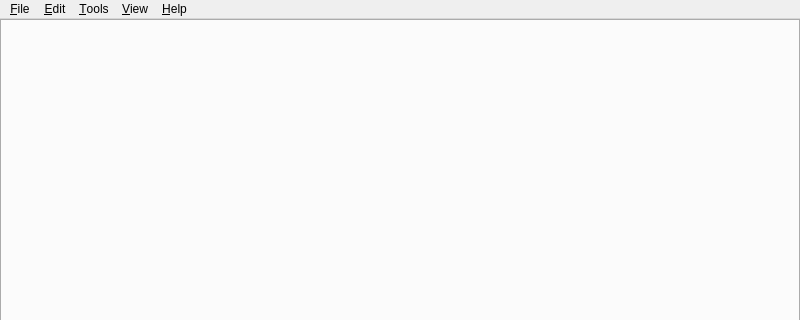
textbrowser/dooble, file 2.x/UI/dooble.ui: the form before one commit; both pictures show x 0 to 800 and y 0 to 320 of the 800 by 600 pixel window.
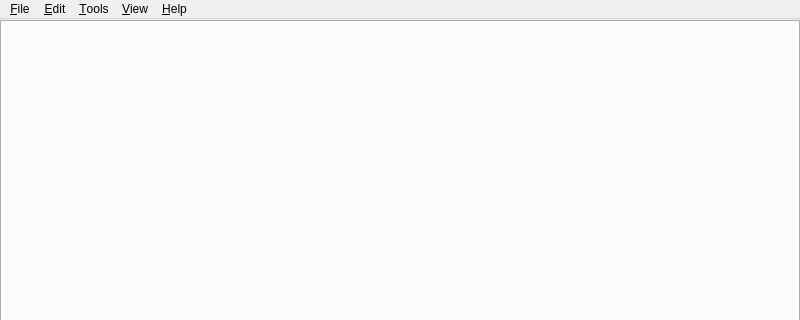
The form after the commit. Icons and pictures are not drawn. Custom widgets are drawn as their Qt base class.

```diff
--- a/2.x/UI/dooble.ui
+++ b/2.x/UI/dooble.ui
@@ -26,7 +26,7 @@
      <number>0</number>
     </property>
     <property name="topMargin">
-     <number>0</number>
+     <number>1</number>
     </property>
     <property name="rightMargin">
      <number>0</number>
```
